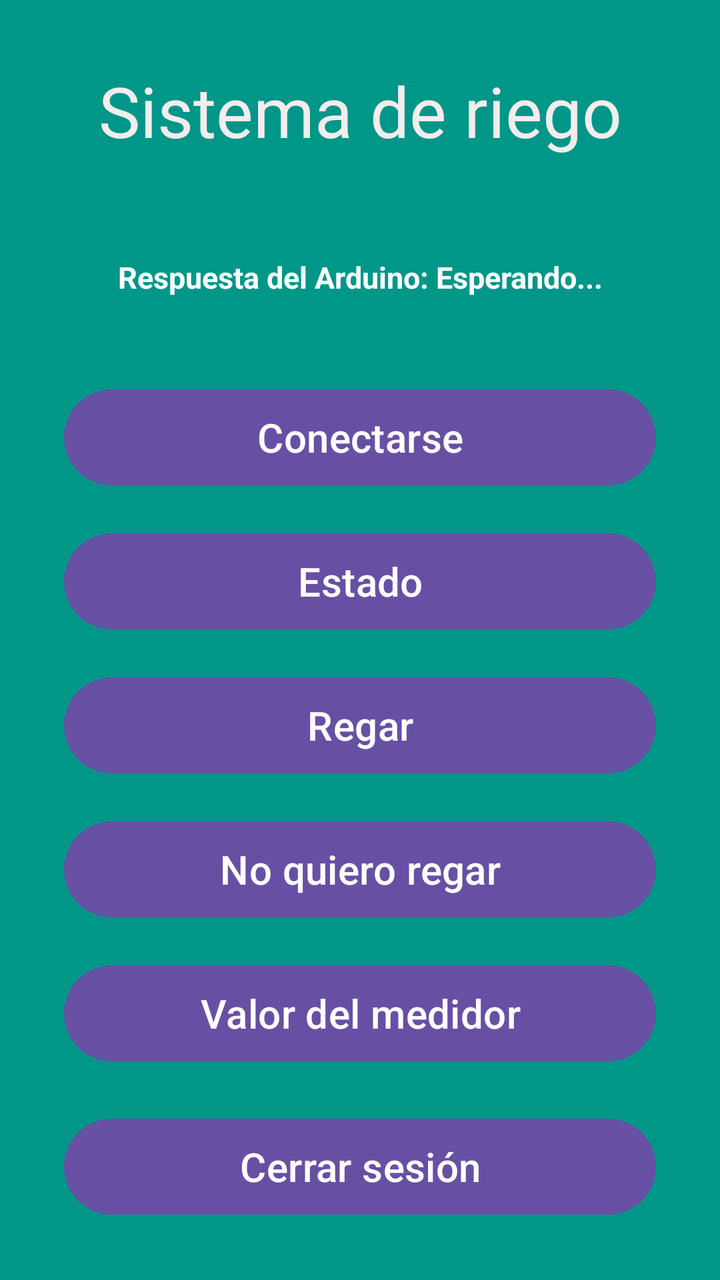
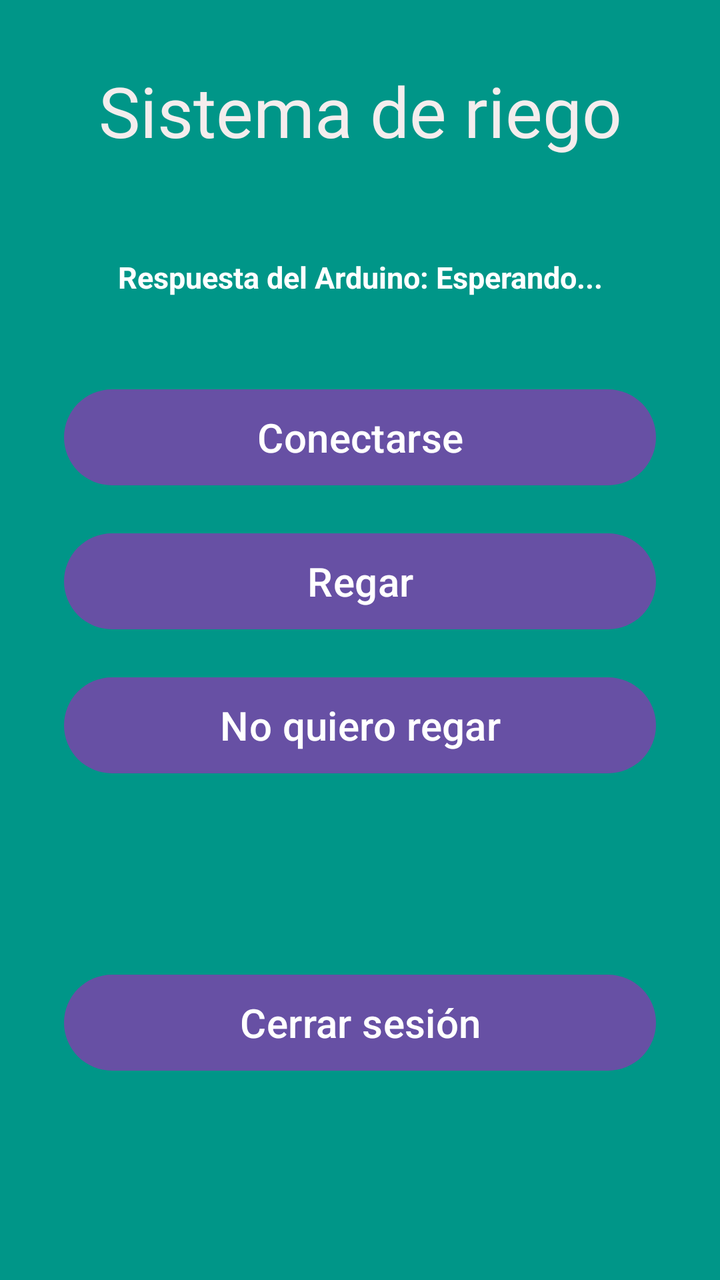

Screens rendered from an Android XML layout before and after an edit, with the pre-edit source and the edit as a unified diff.
<!-- AndroidManifest.xml: application theme Theme.ArduinoApp -->
<!-- res/layout/activity_arduino.xml -->
<?xml version="1.0" encoding="utf-8"?>
<ScrollView xmlns:android="http://schemas.android.com/apk/res/android"
    xmlns:app="http://schemas.android.com/apk/res-auto"
    xmlns:tools="http://schemas.android.com/tools"
    android:id="@+id/main"
    android:layout_width="match_parent"
    android:layout_height="match_parent"
    android:background="#009688"
    android:fillViewport="true"
    tools:context=".Arduino_Activity">

    <androidx.constraintlayout.widget.ConstraintLayout
        android:layout_width="match_parent"
        android:layout_height="wrap_content">

    <TextView
        android:id="@+id/Titulo_principal"
        android:layout_width="0dp"
        android:layout_height="wrap_content"
        android:layout_marginStart="24dp"
        android:layout_marginTop="32dp"
        android:layout_marginEnd="24dp"
        android:fontFamily="@font/comfortaa"
        android:gravity="center"
        android:text="Sistema de riego"
        android:textColor="#F4EDED"
        android:textSize="35sp"
        app:layout_constraintEnd_toEndOf="parent"
        app:layout_constraintStart_toStartOf="parent"
        app:layout_constraintTop_toTopOf="parent" />

    <TextView
        android:id="@+id/tvRespuestaArduino"
        android:layout_width="0dp"
        android:layout_height="wrap_content"
        android:layout_marginStart="24dp"
        android:layout_marginTop="24dp"
        android:layout_marginEnd="24dp"
        android:gravity="center"
        android:minHeight="72dp"
        android:padding="16dp"
        android:text="Respuesta del Arduino: Esperando..."
        android:textColor="#FFFFFF"
        android:textSize="15sp"
        android:textStyle="bold"
        app:layout_constraintEnd_toEndOf="parent"
        app:layout_constraintStart_toStartOf="parent"
        app:layout_constraintTop_toBottomOf="@id/Titulo_principal" />

    <Button
        android:id="@+id/btnConectar"
        android:layout_width="0dp"
        android:layout_height="wrap_content"
        android:layout_marginStart="32dp"
        android:layout_marginTop="16dp"
        android:layout_marginEnd="32dp"
        android:minHeight="56dp"
        android:text="Conectarse"
        android:textSize="20sp"
        app:layout_constraintEnd_toEndOf="parent"
        app:layout_constraintStart_toStartOf="parent"
        app:layout_constraintTop_toBottomOf="@id/tvRespuestaArduino" />

    <Button
        android:id="@+id/btnEstado"
        android:layout_width="0dp"
        android:layout_height="wrap_content"
        android:layout_marginStart="32dp"
        android:layout_marginTop="16dp"
        android:layout_marginEnd="32dp"
        android:minHeight="56dp"
        android:text="Estado"
        android:textSize="20sp"
        app:layout_constraintEnd_toEndOf="parent"
        app:layout_constraintStart_toStartOf="parent"
        app:layout_constraintTop_toBottomOf="@id/btnConectar" />

    <Button
        android:id="@+id/btnRegar"
        android:layout_width="0dp"
        android:layout_height="wrap_content"
        android:layout_marginStart="32dp"
        android:layout_marginTop="16dp"
        android:layout_marginEnd="32dp"
        android:minHeight="56dp"
        android:text="Regar"
        android:textSize="20sp"
        app:layout_constraintEnd_toEndOf="parent"
        app:layout_constraintStart_toStartOf="parent"
        app:layout_constraintTop_toBottomOf="@id/btnEstado" />

    <Button
        android:id="@+id/btnNoRegar"
        android:layout_width="0dp"
        android:layout_height="wrap_content"
        android:layout_marginStart="32dp"
        android:layout_marginTop="16dp"
        android:layout_marginEnd="32dp"
        android:minHeight="56dp"
        android:text="No quiero regar"
        android:textSize="20sp"
        app:layout_constraintEnd_toEndOf="parent"
        app:layout_constraintStart_toStartOf="parent"
        app:layout_constraintTop_toBottomOf="@id/btnRegar" />

    <Button
        android:id="@+id/btnMedidor"
        android:layout_width="0dp"
        android:layout_height="wrap_content"
        android:layout_marginStart="32dp"
        android:layout_marginTop="16dp"
        android:layout_marginEnd="32dp"
        android:minHeight="56dp"
        android:text="Valor del medidor"
        android:textSize="20sp"
        app:layout_constraintEnd_toEndOf="parent"
        app:layout_constraintStart_toStartOf="parent"
        app:layout_constraintTop_toBottomOf="@id/btnNoRegar" />

    <Button
        android:id="@+id/btnCerrar"
        android:layout_width="0dp"
        android:layout_height="wrap_content"
        android:layout_marginStart="32dp"
        android:layout_marginTop="16dp"
        android:layout_marginEnd="32dp"
        android:layout_marginBottom="24dp"
        android:minHeight="56dp"
        android:text="Cerrar sesión"
        android:textSize="20sp"
        app:layout_constraintEnd_toEndOf="parent"
        app:layout_constraintStart_toStartOf="parent"
        app:layout_constraintTop_toBottomOf="@id/btnMedidor"
        app:layout_constraintBottom_toBottomOf="parent" />

    </androidx.constraintlayout.widget.ConstraintLayout>
</ScrollView>
<!-- resources referenced by this layout -->
<resources>
  <style name="Theme.ArduinoApp" parent="Base.Theme.ArduinoApp" />
  <style name="Base.Theme.ArduinoApp" parent="Theme.Material3.DayNight.NoActionBar">
          
          
      </style>
</resources>

<!-- the commit's change to res/layout/activity_arduino.xml (unified diff, before → after) -->
@@ -62,20 +62,6 @@
         app:layout_constraintTop_toBottomOf="@id/tvRespuestaArduino" />
 
     <Button
-        android:id="@+id/btnEstado"
-        android:layout_width="0dp"
-        android:layout_height="wrap_content"
-        android:layout_marginStart="32dp"
-        android:layout_marginTop="16dp"
-        android:layout_marginEnd="32dp"
-        android:minHeight="56dp"
-        android:text="Estado"
-        android:textSize="20sp"
-        app:layout_constraintEnd_toEndOf="parent"
-        app:layout_constraintStart_toStartOf="parent"
-        app:layout_constraintTop_toBottomOf="@id/btnConectar" />
-
-    <Button
         android:id="@+id/btnRegar"
         android:layout_width="0dp"
         android:layout_height="wrap_content"
@@ -87,7 +73,7 @@
         android:textSize="20sp"
         app:layout_constraintEnd_toEndOf="parent"
         app:layout_constraintStart_toStartOf="parent"
-        app:layout_constraintTop_toBottomOf="@id/btnEstado" />
+        app:layout_constraintTop_toBottomOf="@id/btnConectar" />
 
     <Button
         android:id="@+id/btnNoRegar"
@@ -104,20 +90,6 @@
         app:layout_constraintTop_toBottomOf="@id/btnRegar" />
 
     <Button
-        android:id="@+id/btnMedidor"
-        android:layout_width="0dp"
-        android:layout_height="wrap_content"
-        android:layout_marginStart="32dp"
-        android:layout_marginTop="16dp"
-        android:layout_marginEnd="32dp"
-        android:minHeight="56dp"
-        android:text="Valor del medidor"
-        android:textSize="20sp"
-        app:layout_constraintEnd_toEndOf="parent"
-        app:layout_constraintStart_toStartOf="parent"
-        app:layout_constraintTop_toBottomOf="@id/btnNoRegar" />
-
-    <Button
         android:id="@+id/btnCerrar"
         android:layout_width="0dp"
         android:layout_height="wrap_content"
@@ -130,7 +102,7 @@
         android:textSize="20sp"
         app:layout_constraintEnd_toEndOf="parent"
         app:layout_constraintStart_toStartOf="parent"
-        app:layout_constraintTop_toBottomOf="@id/btnMedidor"
+        app:layout_constraintTop_toBottomOf="@id/btnNoRegar"
         app:layout_constraintBottom_toBottomOf="parent" />
 
     </androidx.constraintlayout.widget.ConstraintLayout>
